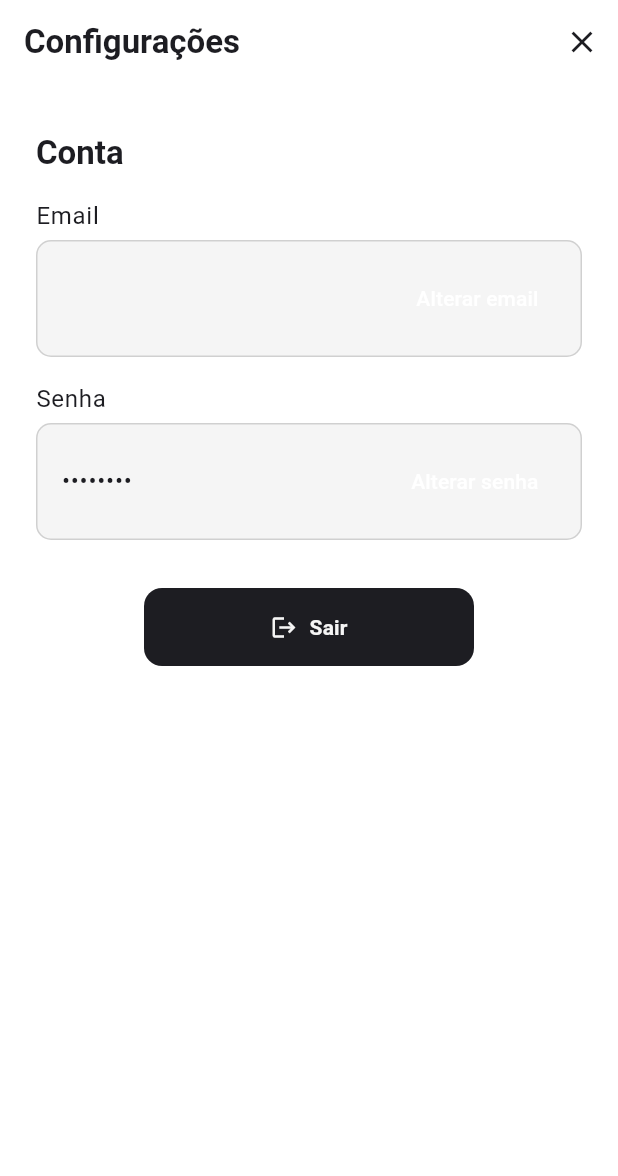
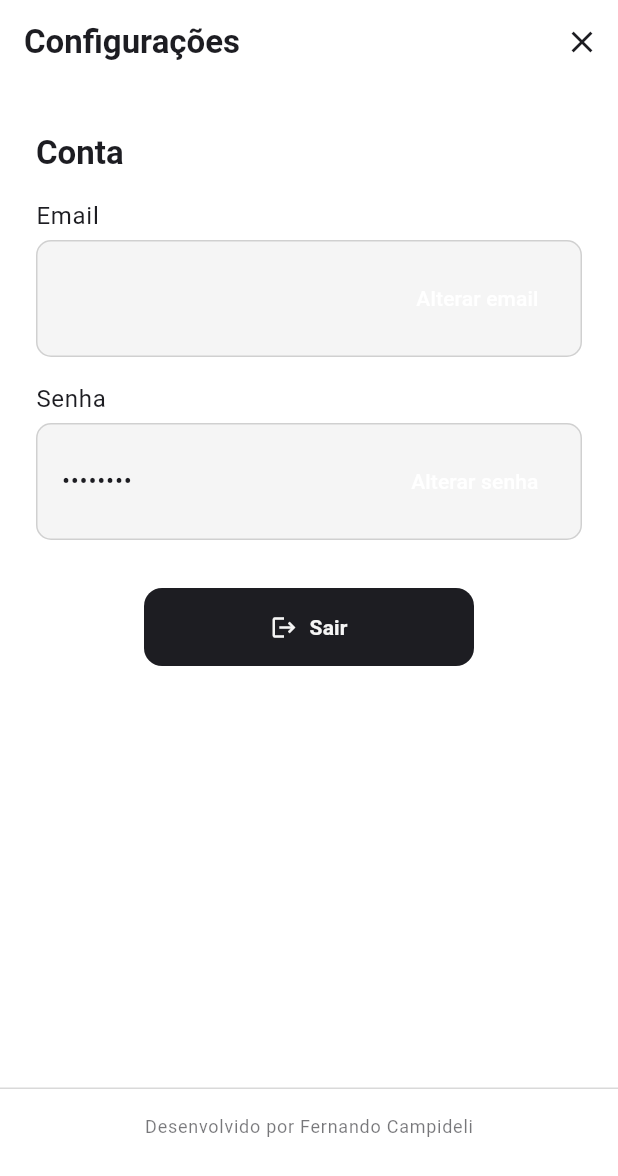
Before and after one commit to Campideli/Absence, a Flutter app: the screen it shows once a user with an empty profile is signed in, after a tap on the "settings" icon, on a phone screen of 412 x 824 dp. Shown: the top 1176 px of the screen. Run offline on Flutter 3.47's test engine with Material 3 defaults, Android fonts, the light colour scheme and no system bars; our stand-ins replace file_picker, firebase_auth, firebase_core, flutter_secure_storage, google_sign_in, googleapis_auth and 2 more; missing offline and left inert: dart_firebase_admin, shelf_router; accounts and stored records are empty; network calls fail.

Commit message:
Fix: Improving features and fixing problems

```diff
--- a/apps/absence_app/lib/features/absences/presentation/pages/absences_page.dart
+++ b/apps/absence_app/lib/features/absences/presentation/pages/absences_page.dart
@@ -42,7 +42,7 @@ class _AbsencePageData {
       return false;
     }
 
-    // Compara conteúdo: verifica se algum currentAbsences, absencePercentage ou status mudou
+    // Compara conteúdo: verifica se algum currentAbsences, absencePercentage, status ou classSchedules mudou
     for (var i = 0; i < subjects.length; i++) {
       final s1 = subjects[i];
       final s2 = other.subjects[i];
@@ -50,7 +50,8 @@ class _AbsencePageData {
           s1.currentAbsences != s2.currentAbsences ||
           s1.absencePercentage != s2.absencePercentage ||
           s1.status != s2.status ||
-          s1.name != s2.name) {
+          s1.name != s2.name ||
+          s1.classSchedules.length != s2.classSchedules.length) {
         return false;
       }
     }
--- a/apps/absence_app/lib/features/dashboard/presentation/widgets/dashboard_home.dart
+++ b/apps/absence_app/lib/features/dashboard/presentation/widgets/dashboard_home.dart
@@ -53,14 +53,15 @@ class _DashboardData {
     }
 
     // Compara conteúdo das listas verificando IDs e valores relevantes
-    // Para subjects: verifica se algum currentAbsences, absencePercentage ou status mudou
+    // Para subjects: verifica se algum currentAbsences, absencePercentage, status ou classSchedules mudou
     for (var i = 0; i < subjects.length; i++) {
       final s1 = subjects[i];
       final s2 = other.subjects[i];
       if (s1.id != s2.id ||
           s1.currentAbsences != s2.currentAbsences ||
           s1.absencePercentage != s2.absencePercentage ||
-          s1.status != s2.status) {
+          s1.status != s2.status ||
+          s1.classSchedules.length != s2.classSchedules.length) {
         return false;
       }
     }
--- a/apps/absence_app/lib/features/schedules/presentation/pages/schedules_page.dart
+++ b/apps/absence_app/lib/features/schedules/presentation/pages/schedules_page.dart
@@ -25,6 +25,16 @@ class _SchedulesPageData {
     if (other is! _SchedulesPageData) return false;
     if (isLoading != other.isLoading || hasError != other.hasError || error != other.error) return false;
     if (subjects.length != other.subjects.length) return false;
+
+    // Compara se os classSchedules de cada matéria mudaram
+    for (var i = 0; i < subjects.length; i++) {
+      final s1 = subjects[i];
+      final s2 = other.subjects[i];
+      if (s1.id != s2.id || s1.classSchedules.length != s2.classSchedules.length) {
+        return false;
+      }
+    }
+
     return true;
   }
 
--- a/apps/absence_app/lib/features/settings/presentation/pages/settings_page.dart
+++ b/apps/absence_app/lib/features/settings/presentation/pages/settings_page.dart
@@ -7,6 +7,7 @@ import 'package:flutter/material.dart';
 import 'package:firebase_auth/firebase_auth.dart';
 import 'package:provider/provider.dart';
 import 'package:absence_app/features/auth/presentation/providers/auth_provider.dart' as app_auth;
+import 'package:url_launcher/url_launcher.dart';
 
 /// Tela de configurações principal
 class SettingsPage extends StatelessWidget {
@@ -259,6 +260,95 @@ class SettingsPage extends StatelessWidget {
           ),
         ),
       ),
+      bottomNavigationBar: Container(
+        padding: const EdgeInsets.symmetric(horizontal: 24, vertical: 16),
+        decoration: BoxDecoration(
+          color: Theme.of(context).scaffoldBackgroundColor,
+          border: Border(
+            top: BorderSide(
+              color: Theme.of(context).colorScheme.outline.withValues(alpha: 0.15),
+              width: 1,
+            ),
+          ),
+        ),
+        child: Column(
+          mainAxisSize: MainAxisSize.min,
+          children: [
+            Text(
+              'Desenvolvido por Fernando Campideli',
+              style: AppTextStyles.bodyText(context).copyWith(
+                fontSize: 12,
+                color: Theme.of(context).colorScheme.onSurface.withValues(alpha: 0.6),
+              ),
+            ),
+            const SizedBox(height: 12),
+            Row(
+              mainAxisAlignment: MainAxisAlignment.center,
+              children: [
+                InkWell(
+                  onTap: () async {
+                    final uri = Uri.parse('https://github.com/Campideli/Absence');
+                    if (await canLaunchUrl(uri)) {
+                      await launchUrl(uri, mode: LaunchMode.externalApplication);
+                    }
+                  },
+                  borderRadius: BorderRadius.circular(8),
+                  child: Padding(
+                    padding: const EdgeInsets.all(8.0),
+                    child: Row(
+                      children: [
+                        Image.asset(
+                          'assets/images/github.png',
+                          width: 20,
+                          height: 20,
+                        ),
+                        const SizedBox(width: 6),
+                        Text(
+                          'GitHub',
+                          style: AppTextStyles.bodyText(context).copyWith(
+                            fontSize: 13,
+                            color: Theme.of(context).colorScheme.primary,
+                          ),
+                        ),
+                      ],
+                    ),
+                  ),
+                ),
+                const SizedBox(width: 24),
+                InkWell(
+                  onTap: () async {
+                    final uri = Uri.parse('https://www.linkedin.com/in/fernando-campideli/');
+                    if (await canLaunchUrl(uri)) {
+                      await launchUrl(uri, mode: LaunchMode.externalApplication);
+                    }
+                  },
+                  borderRadius: BorderRadius.circular(8),
+                  child: Padding(
+                    padding: const EdgeInsets.all(8.0),
+                    child: Row(
+                      children: [
+                        Image.asset(
+                          'assets/images/linkedin.png',
+                          width: 20,
+                          height: 20,
+                        ),
+                        const SizedBox(width: 6),
+                        Text(
+                          'LinkedIn',
+                          style: AppTextStyles.bodyText(context).copyWith(
+                            fontSize: 13,
+                            color: Theme.of(context).colorScheme.primary,
+                          ),
+                        ),
+                      ],
+                    ),
+                  ),
+                ),
+              ],
+            ),
+          ],
+        ),
+      ),
     );
   }
 }
--- a/apps/absence_app/lib/shared/widgets/common/delete_confirmation_dialog.dart
+++ b/apps/absence_app/lib/shared/widgets/common/delete_confirmation_dialog.dart
@@ -53,6 +53,7 @@ class _DeleteConfirmationDialogState extends State<DeleteConfirmationDialog> {
             DialogHeader(
               icon: Icons.warning_amber_rounded,
               title: widget.title,
+              onClose: () => Navigator.of(context).pop(false),
             ),
 
             const SizedBox(height: 16),
--- a/apps/absence_app/pubspec.yaml
+++ b/apps/absence_app/pubspec.yaml
@@ -22,6 +22,7 @@ dependencies:
   json_annotation: ^4.9.0
   flutter_secure_storage: ^9.2.2
   file_picker: ^10.3.6
+  url_launcher: ^6.3.1
 
 dev_dependencies:
   flutter_test:
--- a/servers/api_server/bin/api_server.dart
+++ b/servers/api_server/bin/api_server.dart
@@ -14,7 +14,7 @@ Map<String, String> _loadEnvironment() {
     // Merge Platform.environment with .env, giving priority to .env
     return {
       ...Platform.environment,
-      for (var key in [
+      for (final key in [
         'ENVIRONMENT',
         'PORT',
         'HOST',
--- a/servers/api_server/lib/src/utils/date_validator.dart
+++ b/servers/api_server/lib/src/utils/date_validator.dart
@@ -7,7 +7,7 @@
 class DateValidator {
   // Configuração de ranges (alinhado com Firestore rules)
   static final DateTime minAllowedDate = DateTime.utc(2020, 1, 1);
-  static final DateTime Function() maxAllowedDate = () =>
+  static DateTime maxAllowedDate() =>
     DateTime.now().toUtc().add(const Duration(days: 1));
 
   /// Valida se uma data está dentro do range permitido
--- a/servers/api_server/pubspec.yaml
+++ b/servers/api_server/pubspec.yaml
@@ -9,6 +9,7 @@ dependencies:
   crypto: ^3.0.3
   dart_firebase_admin: 0.4.0
   dotenv: ^4.2.0
+  googleapis_auth: ^1.6.0
   http: ^1.1.0
   json_annotation: ^4.9.0
   logging: ^1.2.0
```
Also changed, not shown: apps/absence_app/lib/features/subjects/presentation/pages/subjects_page.dart (+8 -8 lines), apps/absence_app/lib/features/subjects/presentation/widgets/weekday_schedule_selector.dart (+8 -4 lines), apps/absence_app/lib/shared/widgets/common/dialog_header.dart (+8 -0 lines), apps/absence_app/assets/images/github.png (added), apps/absence_app/assets/images/linkedin.png (added), 2 other files.
